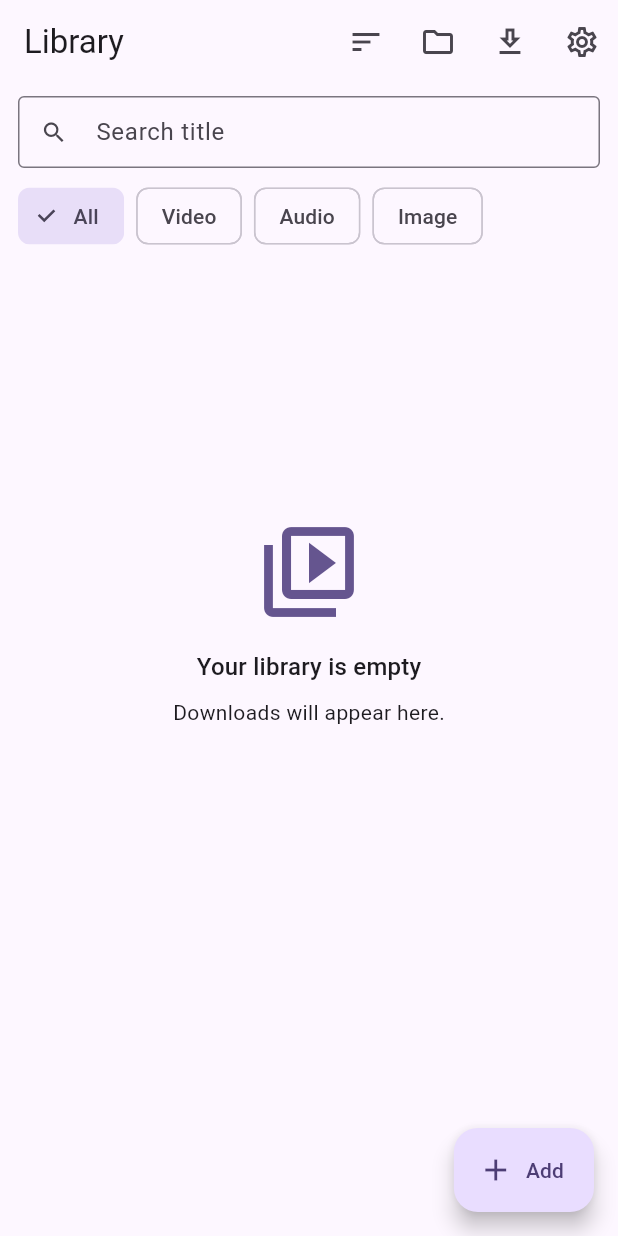
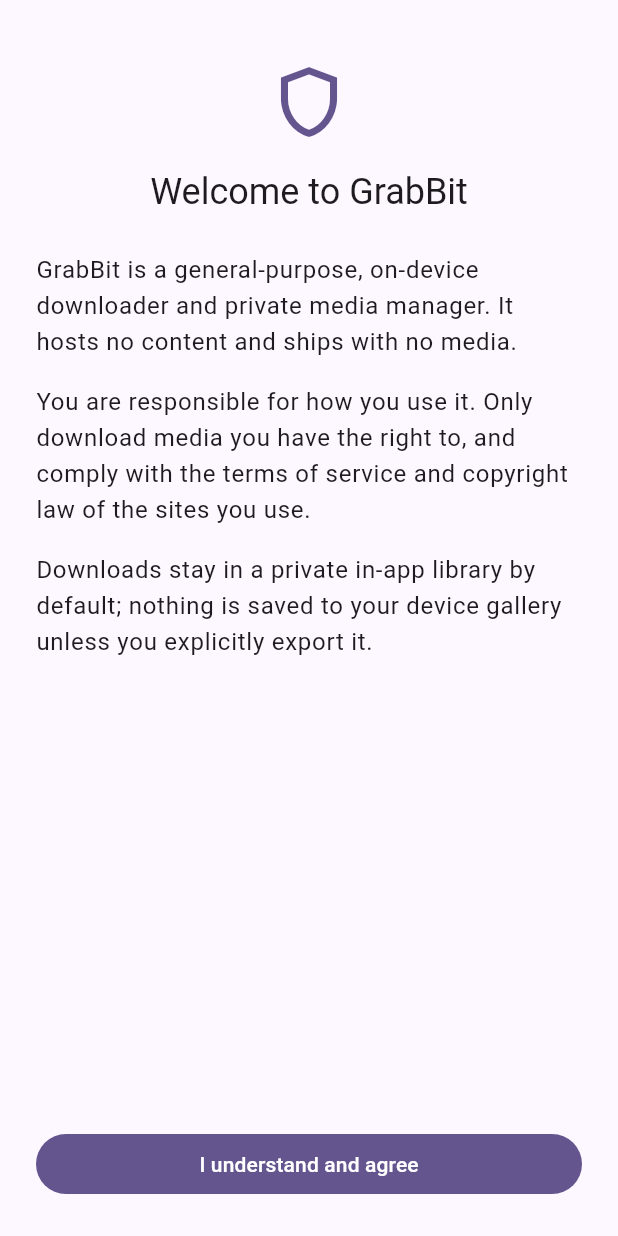
Before and after one commit to blokzdev/GrabBit, a Flutter app: the screen it shows after launch, on a phone screen of 412 x 824 dp. Run offline on Flutter 3.47's test engine with Material 3 defaults, Android fonts, the phone set to English and light mode, and no system bars; drawn by our look-alikes of dynamic_color; our stand-ins replace chewie, connectivity_plus, drift, drift_flutter, flutter_riverpod, flutter_secure_storage and 7 more; accounts and stored records are empty; generated files the repository leaves out were written again.

Commit message:
feat: P4c-1 legal disclaimer + Wi-Fi-only resume
- First-run legal/user-responsibility disclaimer (PRD §13): a one-time screen
  gated by a persisted `disclaimerAccepted` flag; a pure `startupRedirect`
  composes it with the existing app-lock redirect (disclaimer first, then lock).
- Wi-Fi-only resume: a testable `NetworkMonitor` (connectivity_plus on Android,
  no-op elsewhere) re-pumps the queue on connectivity changes, so Wi-Fi-only
  tasks auto-start once an unmetered network returns (the existing metered gate
  in _doPump decides).

Tests: startupRedirect disclaimer/lock composition, settings acceptDisclaimer
persistence, the disclaimer screen accept flow, and queue resume when an
unmetered network returns.

https://claude.ai/code/session_01YMMxyyT55P5jaHhL4hrJeD

```diff
--- /dev/null
+++ b/lib/features/onboarding/presentation/disclaimer_screen.dart
@@ -0,0 +1,100 @@
+import 'package:flutter/material.dart';
+import 'package:flutter_riverpod/flutter_riverpod.dart';
+import 'package:grabbit/features/settings/presentation/settings_controller.dart';
+
+/// One-time, user-responsibility disclaimer shown before first use (PRD §13).
+/// Acceptance is persisted in settings; the router redirect gates the app on it.
+class DisclaimerScreen extends ConsumerStatefulWidget {
+  const DisclaimerScreen({super.key});
+
+  @override
+  ConsumerState<DisclaimerScreen> createState() => _DisclaimerScreenState();
+}
+
+class _DisclaimerScreenState extends ConsumerState<DisclaimerScreen> {
+  bool _accepting = false;
+
+  Future<void> _accept() async {
+    setState(() => _accepting = true);
+    await ref.read(settingsControllerProvider.notifier).acceptDisclaimer();
+    // The router's refreshListenable re-evaluates and leaves /disclaimer.
+  }
+
+  @override
+  Widget build(BuildContext context) {
+    final theme = Theme.of(context);
+    return Scaffold(
+      body: SafeArea(
+        child: Padding(
+          padding: const EdgeInsets.all(24),
+          child: Column(
+            crossAxisAlignment: CrossAxisAlignment.stretch,
+            children: [
+              const SizedBox(height: 16),
+              Icon(
+                Icons.shield_outlined,
+                size: 56,
+                color: theme.colorScheme.primary,
+              ),
+              const SizedBox(height: 16),
+              Text(
+                'Welcome to GrabBit',
+                style: theme.textTheme.headlineSmall,
+                textAlign: TextAlign.center,
+              ),
+              const SizedBox(height: 24),
+              const Expanded(
+                child: SingleChildScrollView(
+                  child: Column(
+                    crossAxisAlignment: CrossAxisAlignment.start,
+                    children: [
+                      _Paragraph(
+                        'GrabBit is a general-purpose, on-device downloader and '
+                        'private media manager. It hosts no content and ships '
+                        'with no media.',
+                      ),
+                      _Paragraph(
+                        'You are responsible for how you use it. Only download '
+                        'media you have the right to, and comply with the terms '
+                        'of service and copyright law of the sites you use.',
+                      ),
+                      _Paragraph(
+                        'Downloads stay in a private in-app library by default; '
+                        'nothing is saved to your device gallery unless you '
+                        'explicitly export it.',
+                      ),
+                    ],
+                  ),
+                ),
+              ),
+              const SizedBox(height: 16),
+              FilledButton(
+                onPressed: _accepting ? null : _accept,
+                child: _accepting
+                    ? const SizedBox(
+                        width: 18,
+                        height: 18,
+                        child: CircularProgressIndicator(strokeWidth: 2),
+                      )
+                    : const Text('I understand and agree'),
+              ),
+            ],
+          ),
+        ),
+      ),
+    );
+  }
+}
+
+class _Paragraph extends StatelessWidget {
+  const _Paragraph(this.text);
+  final String text;
+
+  @override
+  Widget build(BuildContext context) {
+    return Padding(
+      padding: const EdgeInsets.only(bottom: 16),
+      child: Text(text, style: Theme.of(context).textTheme.bodyLarge),
+    );
+  }
+}
--- a/lib/features/settings/data/settings_model.dart
+++ b/lib/features/settings/data/settings_model.dart
@@ -44,6 +44,7 @@ abstract class SettingsModel with _$SettingsModel {
     @Default(true) bool dynamicColor,
     String? locale,
     @Default(AppLockSettings()) AppLockSettings appLock,
+    @Default(false) bool disclaimerAccepted,
   }) = _SettingsModel;
 
   factory SettingsModel.fromJson(Map<String, dynamic> json) =>
--- a/lib/features/settings/presentation/settings_controller.dart
+++ b/lib/features/settings/presentation/settings_controller.dart
@@ -54,4 +54,7 @@ class SettingsController extends _$SettingsController {
 
   Future<void> setAppLock(AppLockSettings appLock) async =>
       _update((await future).copyWith(appLock: appLock));
+
+  Future<void> acceptDisclaimer() async =>
+      _update((await future).copyWith(disclaimerAccepted: true));
 }
--- a/pubspec.yaml
+++ b/pubspec.yaml
@@ -31,6 +31,7 @@ dependencies:
   permission_handler: ^12.0.1
   flutter_local_notifications: ^21.0.0
   path_provider: ^2.1.5
+  connectivity_plus: ^7.0.0
 
   # UI / utils
   dynamic_color: ^1.8.1
```
Also changed, not shown: lib/core/network/network_monitor.dart (added, +26 -0 lines), lib/core/routing/app_router.dart (+15 -7 lines), lib/core/routing/router_refresh.dart (+18 -0 lines), lib/features/queue/presentation/queue_controller.dart (+8 -0 lines), pubspec.lock, 6 other files.
